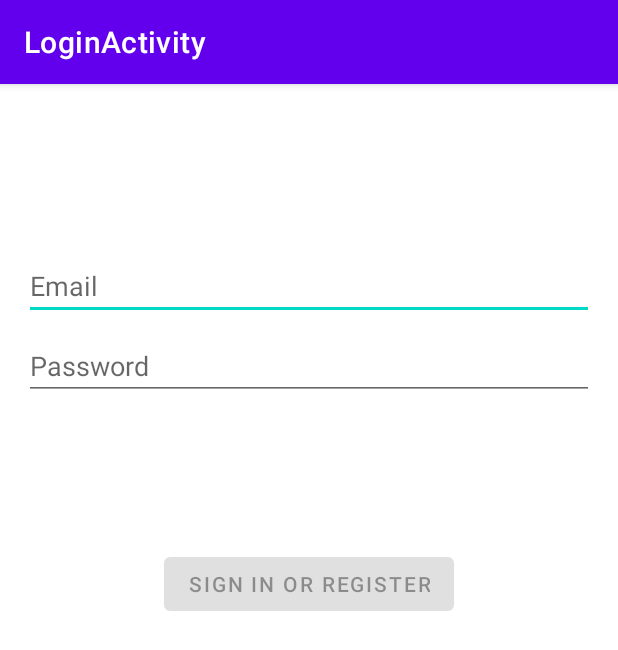
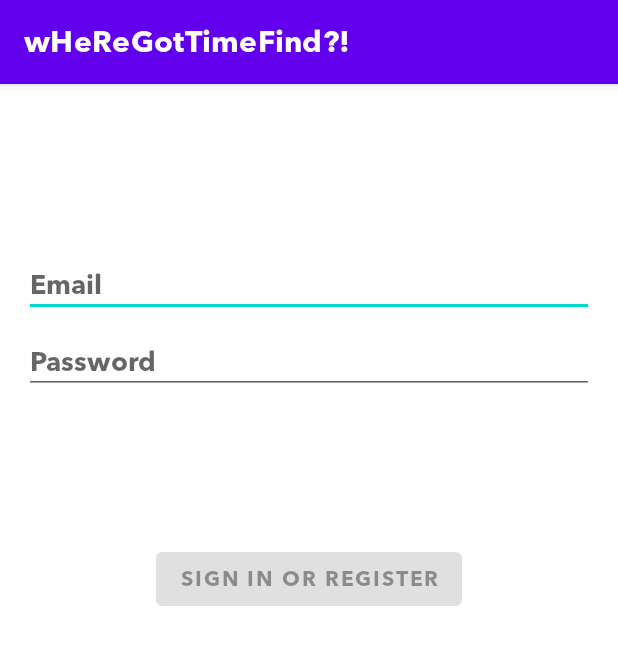
Before and after one commit to J-onah/wHeReGotTimeFind, an Android app: the screen it shows after launch (LoginActivity), on a phone screen of 412 x 824 dp. Shown: the top 650 px of the screen. Run offline under Robolectric (Android 15) with nearby library versions, the phone set to English and light mode, and no system bars.

Commit message:
Fixed launcher name and try new font

```diff
--- a/app/src/main/AndroidManifest.xml
+++ b/app/src/main/AndroidManifest.xml
@@ -23,7 +23,6 @@
         <activity
             android:name=".MainActivity"
             android:exported="false"
-            android:label="@string/app_name"
             android:screenOrientation="portrait">
         </activity>
     </application>
--- a/app/src/main/java/com/example/wheregottimefind/MainActivity.java
+++ b/app/src/main/java/com/example/wheregottimefind/MainActivity.java
@@ -40,6 +40,7 @@ public class MainActivity extends AppCompatActivity {
         NavigationUI.setupActionBarWithNavController(this, navController, appBarConfiguration);
         NavigationUI.setupWithNavController(binding.navView, navController);
 
+
         // FAB to add new review
         addReviewFab = findViewById(R.id.fab);
         addReviewFab.setOnClickListener(new View.OnClickListener() {
--- a/app/src/main/java/com/example/wheregottimefind/ui/login/LoginActivity.java
+++ b/app/src/main/java/com/example/wheregottimefind/ui/login/LoginActivity.java
@@ -2,6 +2,7 @@ package com.example.wheregottimefind.ui.login;
 
 import android.app.Activity;
 
+import androidx.appcompat.app.ActionBar;
 import androidx.lifecycle.Observer;
 import androidx.lifecycle.ViewModelProvider;
 
@@ -22,6 +23,7 @@ import android.widget.EditText;
 import android.widget.ProgressBar;
 import android.widget.TextView;
 import android.widget.Toast;
+import android.widget.Toolbar;
 
 import com.example.wheregottimefind.MainActivity;
 import com.example.wheregottimefind.R;
@@ -49,6 +51,7 @@ public class LoginActivity extends AppCompatActivity {
         final EditText verificationCodeEditText = binding.verificationCode;
         final Button loginButton = binding.login;
         final ProgressBar loadingProgressBar = binding.loading;
+
 
         loginViewModel.getLoginFormState().observe(this, new Observer<LoginFormState>() {
             @Override
--- a/app/src/main/res/values/strings.xml
+++ b/app/src/main/res/values/strings.xml
@@ -1,5 +1,5 @@
 <resources>
-    <string name="app_name">wHeReGotTimeFind</string>
+    <string name="app_name">wHeReGotTimeFind?!</string>
     <string name="title_search">Search</string>
     <string name="title_myreviews">My Reviews</string>
     <string name="title_profile">Profile</string>
@@ -13,7 +13,7 @@
     <string name="vendor_phone_no">Phone number</string>
     <string name="preference_file_key">com.example.wheregottimefind.reviewData</string>
     <string name="hello_blank_fragment">Hello blank fragment</string>
-    <string name="title_activity_login">LoginActivity</string>
+    <string name="title_activity_login">wHeReGotTimeFind?!</string>
     <string name="prompt_email">Email</string>
     <string name="prompt_password">Password</string>
     <string name="action_sign_in">Sign in or register</string>
--- a/app/src/main/res/values/themes.xml
+++ b/app/src/main/res/values/themes.xml
@@ -12,5 +12,6 @@
         <!-- Status bar color. -->
         <item name="android:statusBarColor" tools:targetApi="l">?attr/colorPrimaryVariant</item>
         <!-- Customize your theme here. -->
+        <item name="android:fontFamily">@font/avenir_next_lt_pro_bold</item>
     </style>
 </resources>
```
Also changed, not shown: app/src/main/res/font/avenir_next_lt_pro_bold.otf (added).
